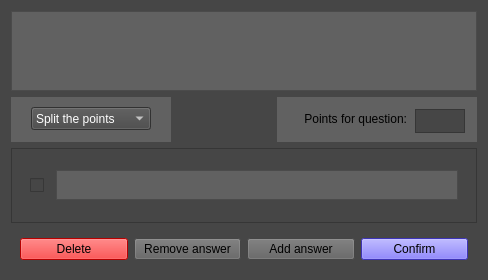
The window that UI/questionSingleChoice.ui (NeoMCHS/testing-app) describes before a commit, drawn with Qt 5.
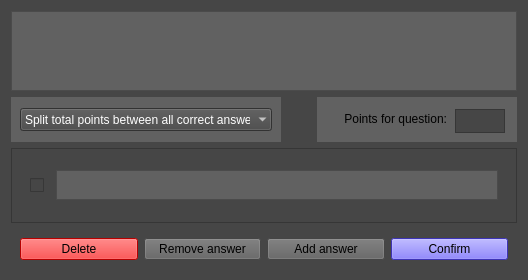
The same window after the commit.

Commit message: Added point distribution options to UI

```diff
--- a/UI/questionSingleChoice.ui
+++ b/UI/questionSingleChoice.ui
@@ -6,7 +6,7 @@
    <rect>
     <x>0</x>
     <y>0</y>
-    <width>488</width>
+    <width>528</width>
     <height>280</height>
    </rect>
   </property>
@@ -49,36 +49,39 @@
        <property name="styleSheet">
         <string notr="true">background-color: rgb(97, 97, 97);</string>
        </property>
+       <property name="lineWidth">
+        <number>0</number>
+       </property>
       </widget>
      </item>
      <item>
       <layout class="QHBoxLayout" name="horizontalLayout_2">
        <item>
         <widget class="QWidget" name="widget_3" native="true">
+         <property name="sizePolicy">
+          <sizepolicy hsizetype="Expanding" vsizetype="Preferred">
+           <horstretch>0</horstretch>
+           <verstretch>0</verstretch>
+          </sizepolicy>
+         </property>
          <property name="minimumSize">
           <size>
-           <width>160</width>
+           <width>270</width>
            <height>45</height>
           </size>
          </property>
          <property name="maximumSize">
           <size>
-           <width>0</width>
+           <width>260</width>
            <height>45</height>
           </size>
          </property>
          <property name="styleSheet">
           <string notr="true">background-color: rgb(97, 97, 97);</string>
          </property>
+         <layout class="QHBoxLayout" name="horizontalLayout">
+          <item>
          <widget class="QComboBox" name="point_destribution">
-          <property name="geometry">
-           <rect>
-            <x>20</x>
-            <y>10</y>
-            <width>120</width>
-            <height>23</height>
-           </rect>
-          </property>
           <property name="maximumSize">
            <size>
             <width>16777215</width>
@@ -94,9 +97,12 @@
            <string notr="true">background-color: rgb(70, 70, 70);
 color: rgb(255, 255, 255);</string>
           </property>
+            <property name="frame">
+             <bool>false</bool>
+            </property>
           <item>
            <property name="text">
-            <string>Split the points</string>
+              <string>Split total points between all correct answers</string>
            </property>
           </item>
           <item>
@@ -105,6 +111,8 @@
            </property>
           </item>
          </widget>
+          </item>
+         </layout>
         </widget>
        </item>
        <item>
@@ -114,7 +122,7 @@
          </property>
          <property name="sizeHint" stdset="0">
           <size>
-           <width>40</width>
+           <width>10</width>
            <height>20</height>
           </size>
          </property>
@@ -190,6 +198,9 @@
            <string notr="true">background-color: rgb(70, 70, 70);
 color: rgb(255, 255, 255);</string>
           </property>
+          <property name="lineWidth">
+           <number>0</number>
+          </property>
           <property name="verticalScrollBarPolicy">
            <enum>Qt::ScrollBarAlwaysOff</enum>
           </property>
@@ -211,7 +222,7 @@
          <rect>
           <x>0</x>
           <y>0</y>
-          <width>445</width>
+          <width>485</width>
           <height>76</height>
          </rect>
         </property>
```
Left out of the diff: 2 changed lines with no effect on the pictures. Lines whose indentation alone changed are shown as unchanged. The commit also changes 3 other files.
